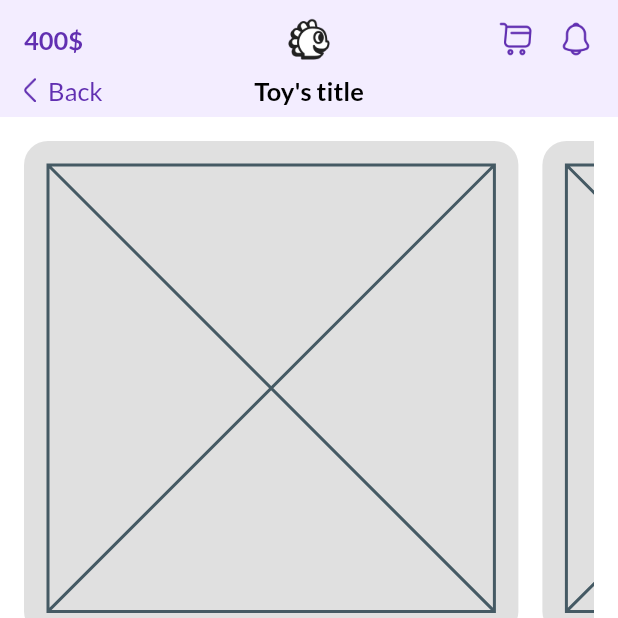
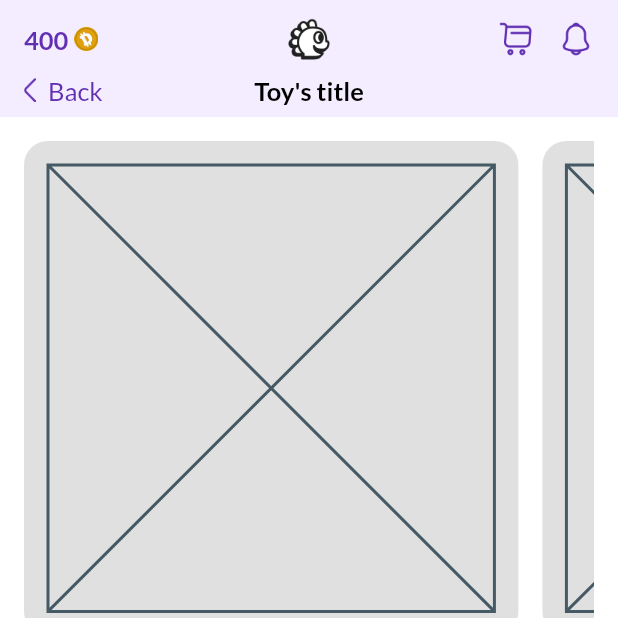
Before and after one commit to MrSanchezzzzz/kidbank.market, a Flutter app: the ToyDetailsScreen screen opened by its route, on a phone screen of 412 x 824 dp, the top half of it. Run offline on Flutter 3.47's test engine with Material 3 defaults, Android fonts, the phone set to English and light mode, and no system bars; our stand-ins replace adaptive_dialog, flutter_riverpod, go_router, hooks_riverpod, image_picker and 2 more; missing offline and left inert: dart:ffi, syncfusion_flutter_core.

Commit message:
Catalogue design changes

```diff
--- /dev/null
+++ b/lib/core/widgets/balance_indicator.dart
@@ -0,0 +1,25 @@
+import 'package:flutter/cupertino.dart';
+
+import '../colors.dart';
+
+class BalanceIndicator extends StatelessWidget {
+  const BalanceIndicator({super.key,this.balance=400});
+  final int balance;
+  @override
+  Widget build(BuildContext context) {
+    return Row(
+      crossAxisAlignment: CrossAxisAlignment.center,
+      children: [
+        Text(
+          balance>1000000?'1M+':balance.toString(),
+          style: CupertinoTheme.of(context)
+              .textTheme
+              .textStyle
+              .copyWith(fontWeight: FontWeight.w700, color: Colors.purple600),
+        ),
+        const SizedBox(width: 4,),
+        Image.asset('assets/images/dracoin.png',width: 16,height: 16,)
+      ],
+    );
+  }
+}
--- a/lib/features/catalogue/presentation/widgets/catalogue_items_view.dart
+++ b/lib/features/catalogue/presentation/widgets/catalogue_items_view.dart
@@ -12,7 +12,7 @@ class CatalogueItemsView extends ConsumerWidget {
     if(isGrid) {
       return GridView.count(
         crossAxisCount: 2,
-        childAspectRatio: 0.75,
+        childAspectRatio: 0.7,
         crossAxisSpacing: 16,
         mainAxisSpacing: 8,
         children: [
--- a/lib/features/catalogue/presentation/widgets/catalogue_navbar.dart
+++ b/lib/features/catalogue/presentation/widgets/catalogue_navbar.dart
@@ -1,4 +1,5 @@
 import 'package:flutter/cupertino.dart';
+import 'package:kidbank/core/widgets/balance_indicator.dart';
 import 'package:kidbank/core/widgets/custom_text_field.dart';
 import 'package:kidbank/features/catalogue/presentation/widgets/photo_search_modal_sheet.dart';
 
@@ -31,13 +32,7 @@ class CatalogueNavbar extends StatelessWidget {
                 mainAxisAlignment: MainAxisAlignment.spaceBetween,
                 children: [
                   //TODO assert money string length <16
-                  Text(
-                    '400\$',
-                    style: CupertinoTheme.of(context)
-                        .textTheme
-                        .textStyle
-                        .copyWith(fontWeight: FontWeight.w700, color: Colors.purple600),
-                  ),
+                  const BalanceIndicator(),
                   Row(
                     children: [
                       GestureDetector(
```
Also changed, not shown: lib/core/widgets/main_square_button.dart (added, +32 -0 lines), lib/features/catalogue/presentation/catalogue_screen.dart (+19 -6 lines), lib/features/catalogue/presentation/widgets/buy_button.dart (added, +21 -0 lines), lib/features/catalogue/presentation/widgets/grid_item.dart (+17 -10 lines), lib/features/catalogue/presentation/widgets/list_item.dart (+27 -9 lines), lib/features/catalogue/presentation/widgets/toy_info.dart (added, +30 -0 lines), assets/images/dracoin.png (added).
